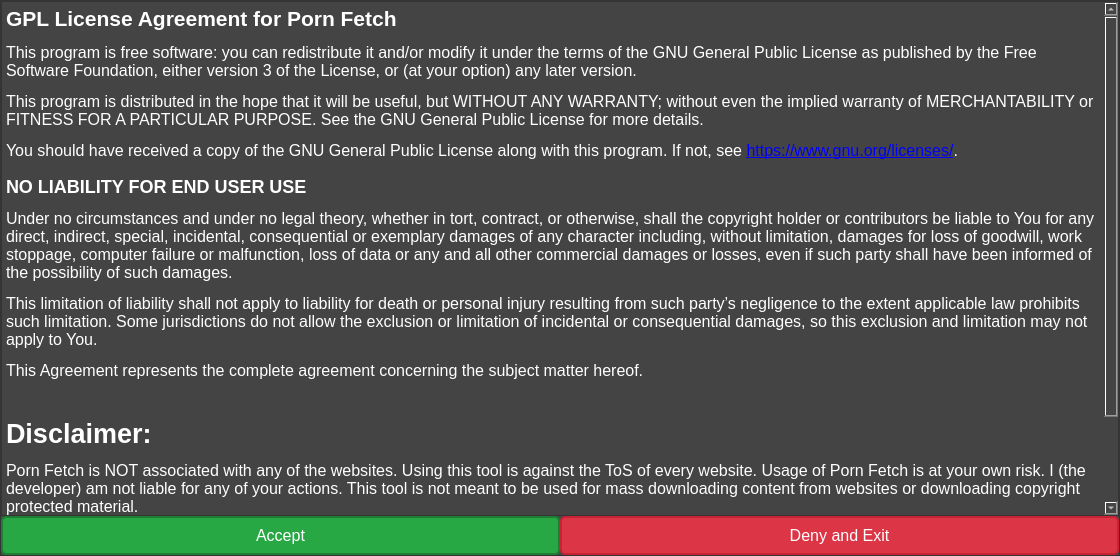
Above: src/frontend/form_license.ui from EchterAlsFake/Porn_Fetch before the change. Below: the same form after it.
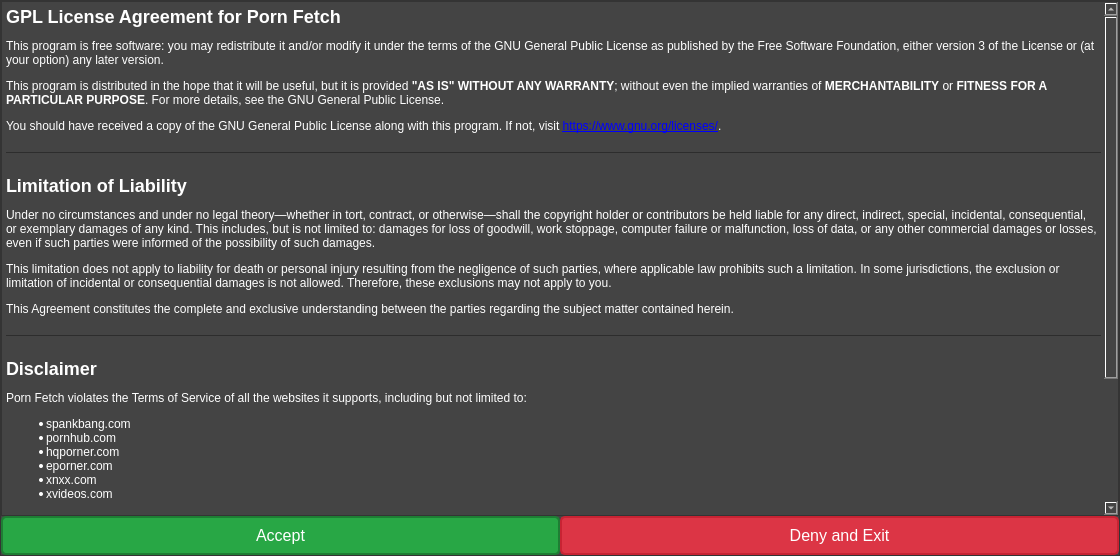
That is the form after the change.

```diff
--- a/src/frontend/form_license.ui
+++ b/src/frontend/form_license.ui
@@ -130,19 +130,31 @@
 li.unchecked::marker { content: &quot;\2610&quot;; }
 li.checked::marker { content: &quot;\2612&quot;; }
 &lt;/style&gt;&lt;/head&gt;&lt;body style=&quot; font-family:'Sans Serif'; font-size:9pt; font-weight:400; font-style:normal;&quot;&gt;
-&lt;p style=&quot; margin-top:0px; margin-bottom:0px; margin-left:0px; margin-right:0px; -qt-block-indent:0; text-indent:0px;&quot;&gt;&lt;span style=&quot; font-size:16pt; font-weight:704;&quot;&gt;GPL License Agreement for Porn Fetch&lt;/span&gt;&lt;/p&gt;
-&lt;p style=&quot; margin-top:12px; margin-bottom:12px; margin-left:0px; margin-right:0px; -qt-block-indent:0; text-indent:0px;&quot;&gt;&lt;span style=&quot; font-size:12pt;&quot;&gt;This program is free software: you can redistribute it and/or modify it under the terms of the GNU General Public License as published by the Free Software Foundation, either version 3 of the License, or (at your option) any later version.&lt;/span&gt;&lt;/p&gt;
-&lt;p style=&quot; margin-top:12px; margin-bottom:12px; margin-left:0px; margin-right:0px; -qt-block-indent:0; text-indent:0px;&quot;&gt;&lt;span style=&quot; font-size:12pt;&quot;&gt;This program is distributed in the hope that it will be useful, but WITHOUT ANY WARRANTY; without even the implied warranty of MERCHANTABILITY or FITNESS FOR A PARTICULAR PURPOSE. See the GNU General Public License for more details.&lt;/span&gt;&lt;/p&gt;
-&lt;p style=&quot; margin-top:12px; margin-bottom:12px; margin-left:0px; margin-right:0px; -qt-block-indent:0; text-indent:0px;&quot;&gt;&lt;span style=&quot; font-size:12pt;&quot;&gt;You should have received a copy of the GNU General Public License along with this program. If not, see &lt;/span&gt;&lt;a href=&quot;https://www.gnu.org/licenses/&quot;&gt;&lt;span style=&quot; font-size:12pt; text-decoration: underline; color:#0000ff;&quot;&gt;https://www.gnu.org/licenses/&lt;/span&gt;&lt;/a&gt;&lt;span style=&quot; font-size:12pt;&quot;&gt;.&lt;/span&gt;&lt;/p&gt;
-&lt;h2 style=&quot; margin-top:16px; margin-bottom:12px; margin-left:0px; margin-right:0px; -qt-block-indent:0; text-indent:0px;&quot;&gt;&lt;span style=&quot; font-size:x-large; font-weight:704;&quot;&gt;NO LIABILITY FOR END USER USE&lt;/span&gt;&lt;/h2&gt;
-&lt;p style=&quot; margin-top:12px; margin-bottom:12px; margin-left:0px; margin-right:0px; -qt-block-indent:0; text-indent:0px;&quot;&gt;&lt;span style=&quot; font-size:12pt;&quot;&gt;Under no circumstances and under no legal theory, whether in tort, contract, or otherwise, shall the copyright holder or contributors be liable to You for any direct, indirect, special, incidental, consequential or exemplary damages of any character including, without limitation, damages for loss of goodwill, work stoppage, computer failure or malfunction, loss of data or any and all other commercial damages or losses, even if such party shall have been informed of the possibility of such damages.&lt;/span&gt;&lt;/p&gt;
-&lt;p style=&quot; margin-top:12px; margin-bottom:12px; margin-left:0px; margin-right:0px; -qt-block-indent:0; text-indent:0px;&quot;&gt;&lt;span style=&quot; font-size:12pt;&quot;&gt;This limitation of liability shall not apply to liability for death or personal injury resulting from such party’s negligence to the extent applicable law prohibits such limitation. Some jurisdictions do not allow the exclusion or limitation of incidental or consequential damages, so this exclusion and limitation may not apply to You.&lt;/span&gt;&lt;/p&gt;
-&lt;p style=&quot; margin-top:12px; margin-bottom:12px; margin-left:0px; margin-right:0px; -qt-block-indent:0; text-indent:0px;&quot;&gt;&lt;span style=&quot; font-size:12pt;&quot;&gt;This Agreement represents the complete agreement concerning the subject matter hereof.&lt;/span&gt;&lt;/p&gt;
-&lt;p style=&quot;-qt-paragraph-type:empty; margin-top:12px; margin-bottom:12px; margin-left:0px; margin-right:0px; -qt-block-indent:0; text-indent:0px;&quot;&gt;&lt;br /&gt;&lt;/p&gt;
-&lt;p style=&quot; margin-top:12px; margin-bottom:12px; margin-left:0px; margin-right:0px; -qt-block-indent:0; text-indent:0px;&quot;&gt;&lt;span style=&quot; font-size:20pt; font-weight:600;&quot;&gt;Disclaimer:&lt;/span&gt;&lt;/p&gt;
-&lt;p style=&quot; margin-top:12px; margin-bottom:12px; margin-left:0px; margin-right:0px; -qt-block-indent:0; text-indent:0px;&quot;&gt;&lt;span style=&quot; font-size:12pt;&quot;&gt;Porn Fetch is NOT associated with any of the websites. Using this tool is against the ToS of every website. Usage of Porn Fetch is at your own risk. I (the developer) am not liable for any of your actions. This tool is not meant to be used for mass downloading content from websites or downloading copyright protected material.&lt;/span&gt;&lt;/p&gt;
-&lt;p style=&quot;-qt-paragraph-type:empty; margin-top:12px; margin-bottom:12px; margin-left:0px; margin-right:0px; -qt-block-indent:0; text-indent:0px; font-size:12pt;&quot;&gt;&lt;br /&gt;&lt;/p&gt;
-&lt;p style=&quot; margin-top:12px; margin-bottom:12px; margin-left:0px; margin-right:0px; -qt-block-indent:0; text-indent:0px;&quot;&gt;&lt;span style=&quot; font-family:'JetBrains Mono','monospace'; font-size:14pt; font-weight:600; color:#ffffff;&quot;&gt;Information:&lt;/span&gt;&lt;span style=&quot; font-family:'JetBrains Mono','monospace'; font-size:12pt; color:#ffffff;&quot;&gt;&lt;br /&gt;Porn Fetch uses ffmpeg for video processing / converting. FFmpeg is free software licensed under the GPL license.&lt;br /&gt;See more information on: https://FFmpeg.org&lt;/span&gt;&lt;/p&gt;&lt;/body&gt;&lt;/html&gt;</string>
+&lt;h2 style=&quot; margin-top:16px; margin-bottom:12px; margin-left:0px; margin-right:0px; -qt-block-indent:0; text-indent:0px;&quot;&gt;&lt;span style=&quot; font-size:x-large; font-weight:700;&quot;&gt;GPL License Agreement for Porn Fetch&lt;/span&gt;&lt;/h2&gt;
+&lt;p style=&quot; margin-top:12px; margin-bottom:12px; margin-left:0px; margin-right:0px; -qt-block-indent:0; text-indent:0px;&quot;&gt;This program is free software: you may redistribute it and/or modify it under the terms of the GNU General Public License as published by the Free Software Foundation, either version 3 of the License or (at your option) any later version.&lt;/p&gt;
+&lt;p style=&quot; margin-top:12px; margin-bottom:12px; margin-left:0px; margin-right:0px; -qt-block-indent:0; text-indent:0px;&quot;&gt;This program is distributed in the hope that it will be useful, but it is provided &lt;span style=&quot; font-weight:700;&quot;&gt;&amp;quot;AS IS&amp;quot; WITHOUT ANY WARRANTY&lt;/span&gt;; without even the implied warranties of &lt;span style=&quot; font-weight:700;&quot;&gt;MERCHANTABILITY&lt;/span&gt; or &lt;span style=&quot; font-weight:700;&quot;&gt;FITNESS FOR A PARTICULAR PURPOSE&lt;/span&gt;. For more details, see the GNU General Public License.&lt;/p&gt;
+&lt;p style=&quot; margin-top:12px; margin-bottom:12px; margin-left:0px; margin-right:0px; -qt-block-indent:0; text-indent:0px;&quot;&gt;You should have received a copy of the GNU General Public License along with this program. If not, visit &lt;a href=&quot;https://www.gnu.org/licenses/&quot;&gt;&lt;span style=&quot; text-decoration: underline; color:#0000ff;&quot;&gt;https://www.gnu.org/licenses/&lt;/span&gt;&lt;/a&gt;.&lt;/p&gt;
+&lt;hr /&gt;
+&lt;h2 style=&quot; margin-top:16px; margin-bottom:12px; margin-left:0px; margin-right:0px; -qt-block-indent:0; text-indent:0px;&quot;&gt;&lt;span style=&quot; font-size:x-large; font-weight:700;&quot;&gt;Limitation of Liability&lt;/span&gt;&lt;/h2&gt;
+&lt;p style=&quot; margin-top:12px; margin-bottom:12px; margin-left:0px; margin-right:0px; -qt-block-indent:0; text-indent:0px;&quot;&gt;Under no circumstances and under no legal theory—whether in tort, contract, or otherwise—shall the copyright holder or contributors be held liable for any direct, indirect, special, incidental, consequential, or exemplary damages of any kind. This includes, but is not limited to: damages for loss of goodwill, work stoppage, computer failure or malfunction, loss of data, or any other commercial damages or losses, even if such parties were informed of the possibility of such damages.&lt;/p&gt;
+&lt;p style=&quot; margin-top:12px; margin-bottom:12px; margin-left:0px; margin-right:0px; -qt-block-indent:0; text-indent:0px;&quot;&gt;This limitation does not apply to liability for death or personal injury resulting from the negligence of such parties, where applicable law prohibits such a limitation. In some jurisdictions, the exclusion or limitation of incidental or consequential damages is not allowed. Therefore, these exclusions may not apply to you.&lt;/p&gt;
+&lt;p style=&quot; margin-top:12px; margin-bottom:12px; margin-left:0px; margin-right:0px; -qt-block-indent:0; text-indent:0px;&quot;&gt;This Agreement constitutes the complete and exclusive understanding between the parties regarding the subject matter contained herein.&lt;/p&gt;
+&lt;hr /&gt;
+&lt;h2 style=&quot; margin-top:16px; margin-bottom:12px; margin-left:0px; margin-right:0px; -qt-block-indent:0; text-indent:0px;&quot;&gt;&lt;span style=&quot; font-size:x-large; font-weight:700;&quot;&gt;Disclaimer&lt;/span&gt;&lt;/h2&gt;
+&lt;p style=&quot; margin-top:12px; margin-bottom:12px; margin-left:0px; margin-right:0px; -qt-block-indent:0; text-indent:0px;&quot;&gt;Porn Fetch violates the Terms of Service of all the websites it supports, including but not limited to:&lt;/p&gt;
+&lt;ul style=&quot;margin-top: 0px; margin-bottom: 0px; margin-left: 0px; margin-right: 0px; -qt-list-indent: 1;&quot;&gt;
+&lt;li style=&quot; margin-top:12px; margin-bottom:0px; margin-left:0px; margin-right:0px; -qt-block-indent:0; text-indent:0px;&quot;&gt;spankbang.com&lt;/li&gt;
+&lt;li style=&quot; margin-top:0px; margin-bottom:0px; margin-left:0px; margin-right:0px; -qt-block-indent:0; text-indent:0px;&quot;&gt;pornhub.com&lt;/li&gt;
+&lt;li style=&quot; margin-top:0px; margin-bottom:0px; margin-left:0px; margin-right:0px; -qt-block-indent:0; text-indent:0px;&quot;&gt;hqporner.com&lt;/li&gt;
+&lt;li style=&quot; margin-top:0px; margin-bottom:0px; margin-left:0px; margin-right:0px; -qt-block-indent:0; text-indent:0px;&quot;&gt;eporner.com&lt;/li&gt;
+&lt;li style=&quot; margin-top:0px; margin-bottom:0px; margin-left:0px; margin-right:0px; -qt-block-indent:0; text-indent:0px;&quot;&gt;xnxx.com&lt;/li&gt;
+&lt;li style=&quot; margin-top:0px; margin-bottom:12px; margin-left:0px; margin-right:0px; -qt-block-indent:0; text-indent:0px;&quot;&gt;xvideos.com&lt;/li&gt;&lt;/ul&gt;
+&lt;p style=&quot; margin-top:12px; margin-bottom:12px; margin-left:0px; margin-right:0px; -qt-block-indent:0; text-indent:0px;&quot;&gt;&lt;span style=&quot; font-weight:700;&quot;&gt;Usage Warning:&lt;/span&gt; Using Porn Fetch may result in legal action being taken against you. The creator of this software is not liable for any damages or legal consequences resulting from its use.&lt;/p&gt;
+&lt;p style=&quot; margin-top:12px; margin-bottom:12px; margin-left:0px; margin-right:0px; -qt-block-indent:0; text-indent:0px;&quot;&gt;Porn Fetch was created solely for the purpose of enabling offline access to videos in scenarios where internet access is unavailable. &lt;span style=&quot; font-weight:700;&quot;&gt;The redistribution of copyright-protected content obtained through Porn Fetch is strictly forbidden.&lt;/span&gt; Any misuse of this software to steal and redistribute copyrighted material is against its intended purpose and is not endorsed by the creator.&lt;/p&gt;
+&lt;p style=&quot; margin-top:12px; margin-bottom:12px; margin-left:0px; margin-right:0px; -qt-block-indent:0; text-indent:0px;&quot;&gt;The batch processing feature in Porn Fetch is intended to assist users without graphical user interfaces in downloading content for personal use, not for large-scale video theft or redistribution.&lt;/p&gt;
+&lt;hr /&gt;
+&lt;h2 style=&quot; margin-top:16px; margin-bottom:12px; margin-left:0px; margin-right:0px; -qt-block-indent:0; text-indent:0px;&quot;&gt;&lt;span style=&quot; font-size:x-large; font-weight:700;&quot;&gt;Third-Party Software&lt;/span&gt;&lt;/h2&gt;
+&lt;p style=&quot; margin-top:12px; margin-bottom:12px; margin-left:0px; margin-right:0px; -qt-block-indent:0; text-indent:0px;&quot;&gt;Porn Fetch utilizes FFmpeg for video processing and conversion. FFmpeg is free software licensed under the GPL. For more information about FFmpeg, visit &lt;a href=&quot;https://ffmpeg.org&quot;&gt;&lt;span style=&quot; text-decoration: underline; color:#0000ff;&quot;&gt;https://ffmpeg.org&lt;/span&gt;&lt;/a&gt;.&lt;/p&gt;&lt;/body&gt;&lt;/html&gt;</string>
            </property>
           </widget>
          </item>
```
